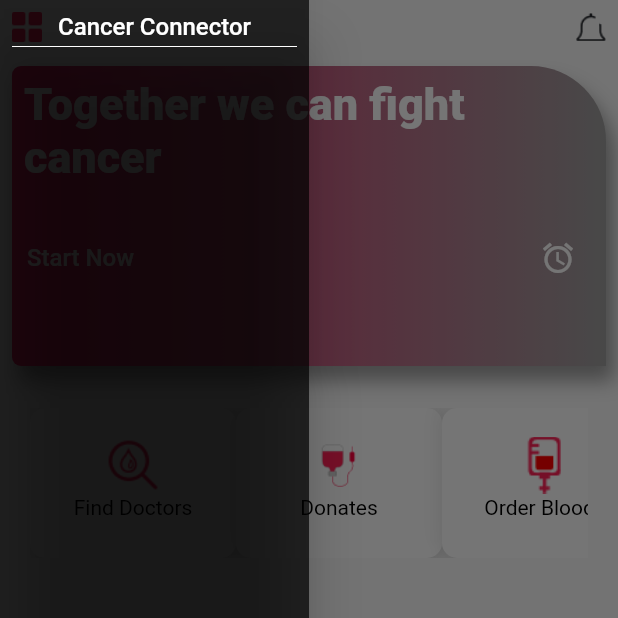
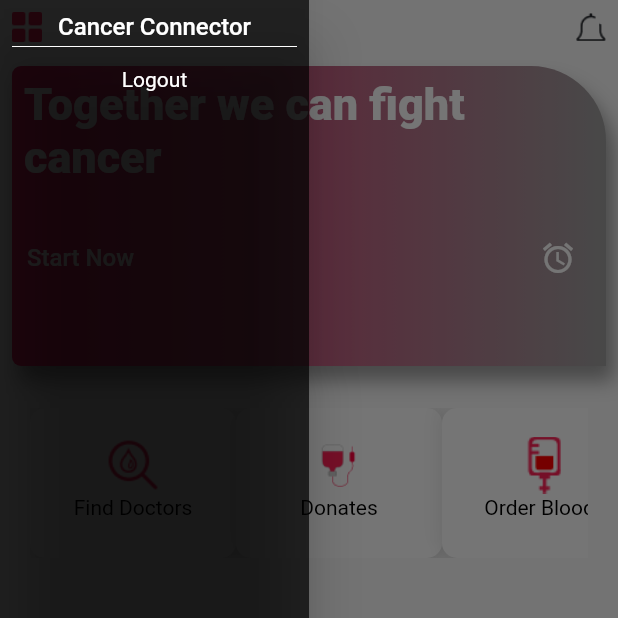
Before and after one commit to pikigene01/cancerconnector, a Flutter app: the screen it shows once a user with an empty profile is signed in, with the side drawer open, on a phone screen of 412 x 824 dp, the top half of it. Run offline on Flutter 3.47's test engine with Material 2 defaults, Android fonts, the phone set to English and light mode, and no system bars; drawn by our look-alikes of curved_navigation_bar; our stand-ins replace card_swiper, cloud_firestore, firebase_auth, firebase_core, font_awesome_flutter, get; accounts and stored records are empty.

Commit message:
update user app pages

```diff
--- a/lib/pages/home_page.dart
+++ b/lib/pages/home_page.dart
@@ -1,4 +1,5 @@
 import 'package:cancerconnector/json/json_app.dart';
+import 'package:cancerconnector/services/auth_service.dart';
 import 'package:cancerconnector/themes/app_strings.dart';
 import 'package:cancerconnector/themes/styles.dart';
 import 'package:flutter/material.dart';
@@ -52,6 +53,18 @@ class _HomePageState extends State<HomePage> {
               const Divider(
                 height: 8,
                 color: Colors.white,
+              ),
+              const SizedBox(
+                height: 10,
+              ),
+              InkWell(
+                onTap: () async {
+                  await AuthService().signOut();
+                },
+                child: const Text(
+                  "Logout",
+                  style: TextStyle(color: Colors.white),
+                ),
               ),
             ],
           ),
```
